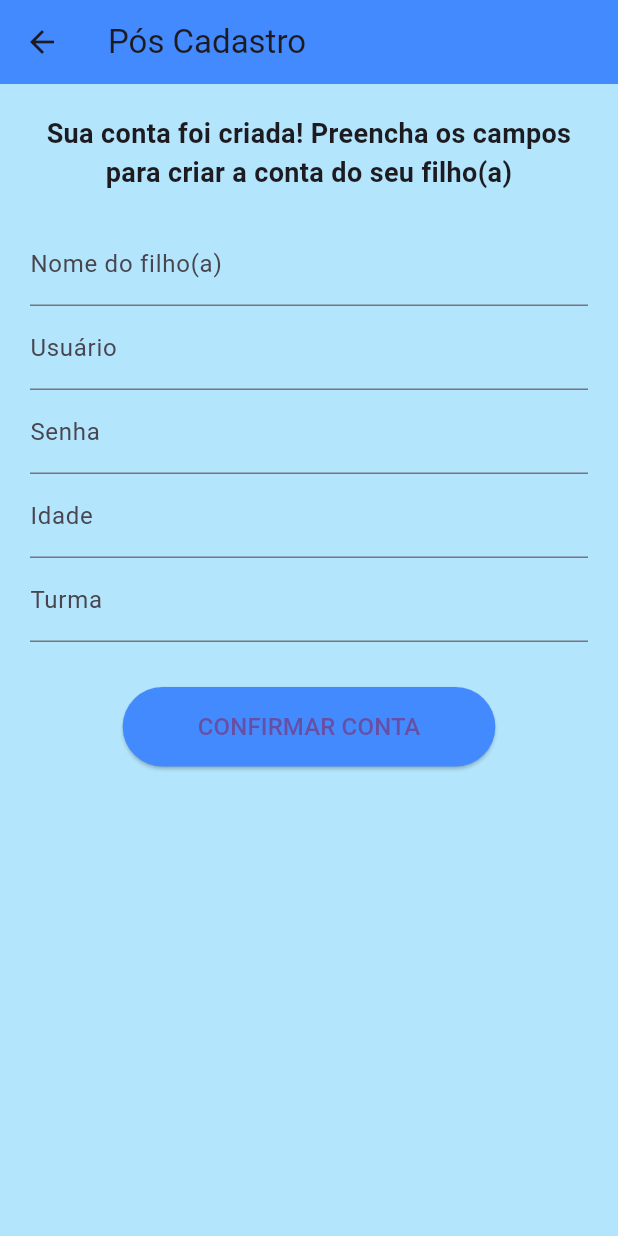
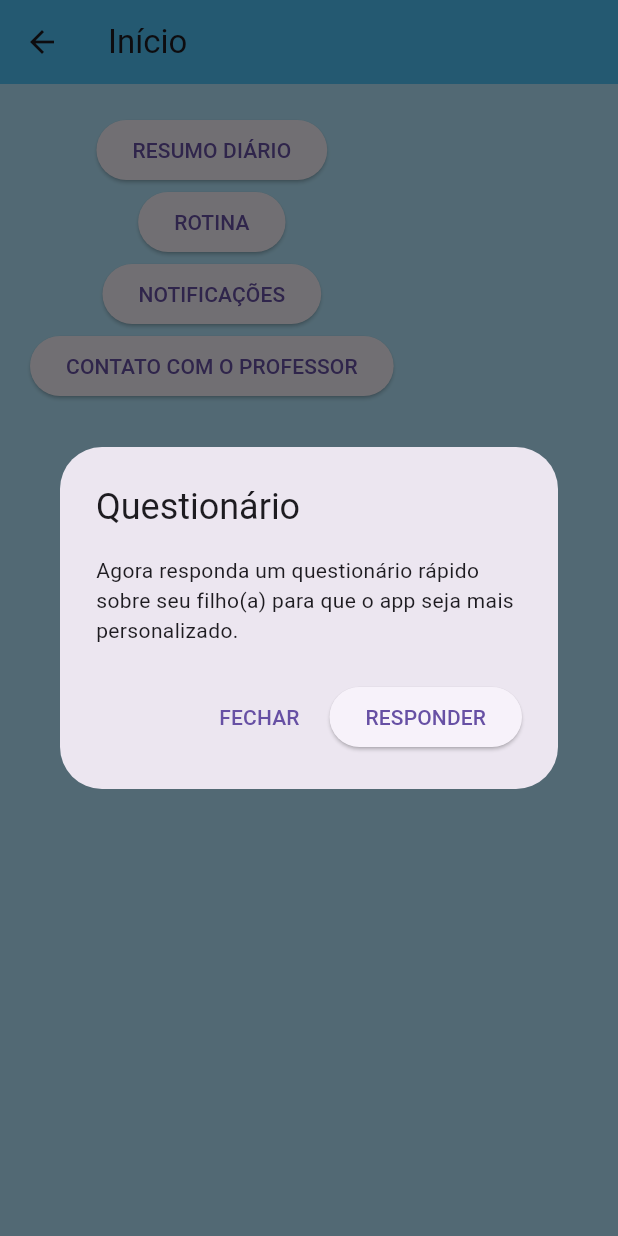
Before and after one commit to cc22153/EduCare, a Flutter app: the PosCadastro screen opened directly, after a tap on "CONFIRMAR CONTA", on a phone screen of 412 x 824 dp. Run offline on Flutter 3.47's test engine with Material 3 defaults, Android fonts, the light colour scheme and no system bars.

Commit message:
Mais Telas prontas

```diff
--- /dev/null
+++ b/educare/lib/Telas/Responsavel/InicioResponsavel.dart
@@ -0,0 +1,84 @@
+import 'package:flutter/material.dart';
+import 'Questionario.dart';
+import 'Rotina.dart';
+
+class InicioResponsavel extends StatefulWidget {
+  const InicioResponsavel({super.key});
+
+  @override
+  State<InicioResponsavel> createState() => InicioResponsavelState();
+}
+
+class InicioResponsavelState extends State<InicioResponsavel> {
+  @override
+  void initState() {
+    super.initState();
+    Future.delayed(Duration.zero, () {
+      mostrarPopUpQuestionario();
+    });
+  }
+
+  void mostrarPopUpQuestionario() {
+    showDialog(
+
+      context: context,
+
+      builder: (context) {
+
+        return AlertDialog(
+
+          title: const Text('Questionário'),
+
+          content: const Text(
+              'Agora responda um questionário rápido sobre seu filho(a) para que o app seja mais personalizado.'),
+          actions: [
+            TextButton(
+            onPressed: () {
+              Navigator.pop(context); // Fecha o pop-up
+            },
+            child: const Text('FECHAR'),
+          ),
+          ElevatedButton(
+            onPressed: () {
+              Navigator.pop(context);
+              Navigator.push(
+                context,
+                MaterialPageRoute(builder: (context) => const Questionario()),
+              ); // Vai para a tela do questionário
+              },
+              child: const Text('RESPONDER'),
+            ),
+          ],
+        );
+      },
+    );
+  }
+
+  @override
+  Widget build(BuildContext context) {
+    return Scaffold(
+      backgroundColor: Colors.lightBlue[100],
+      appBar: AppBar(
+        title: const Text('Início'),
+        backgroundColor: Colors.lightBlue[300],
+      ),
+      body: Padding(
+        padding: const EdgeInsets.all(20),
+        child: Column(
+          children: [
+            ElevatedButton(onPressed: () {}, child: const Text('RESUMO DIÁRIO')),
+
+            ElevatedButton(onPressed: () // vai para tela Rotina
+            {
+              Navigator.push( context,
+              MaterialPageRoute(builder: (context) => const Rotina(),), );}, child: const Text('ROTINA')),
+
+            ElevatedButton(onPressed: () {}, child: const Text('NOTIFICAÇÕES')),
+
+            ElevatedButton(onPressed: () {}, child: const Text('CONTATO COM O PROFESSOR')),
+          ],
+        ),
+      ),
+    );
+  }
+}
--- a/educare/lib/Telas/Responsavel/PosCadastro.dart
+++ b/educare/lib/Telas/Responsavel/PosCadastro.dart
@@ -1,4 +1,5 @@
 import 'package:flutter/material.dart';
+import 'InicioResponsavel.dart';
 
 class PosCadastro extends StatelessWidget {
   const PosCadastro({super.key});
@@ -47,7 +48,9 @@ class PosCadastro extends StatelessWidget {
 
             ElevatedButton(
               onPressed: () {
-                //
+                 Navigator.pushReplacement(
+      context,
+      MaterialPageRoute(builder: (context) => const InicioResponsavel()));
               },
               style: ElevatedButton.styleFrom(
                 backgroundColor: Colors.blueAccent,
--- a/educare/lib/main.dart
+++ b/educare/lib/main.dart
@@ -10,7 +10,9 @@ class MainApp extends StatelessWidget {
 
   @override
  Widget build(BuildContext context) {
+
     return MaterialApp(
+
       debugShowCheckedModeBanner: false,
       title: 'EduCare',
       home: const Login(),
```
Also changed, not shown: educare/lib/Telas/Responsavel/Questionario.dart (added, +70 -0 lines), educare/lib/Telas/Responsavel/Rotina.dart (added, +80 -0 lines).
